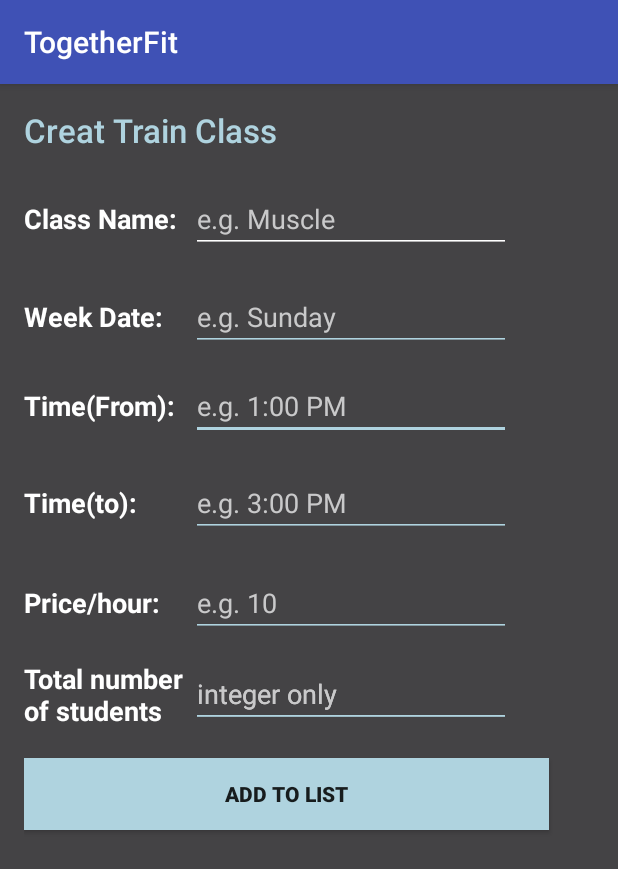
After one commit to justinLujan716/TogetherFit, an Android app: the TrainerCreateClass screen opened directly, with no data from a screen before it, on a phone screen of 412 x 824 dp. The commit adds this screen. Shown: the top 869 px of the screen. Run offline under Robolectric (Android 15) with nearby library versions, the phone set to English and light mode, and no system bars; our stand-ins replace Firebase (no records; nobody signed in at launch, a user with empty details on screens opened directly).

Commit message:
Add feature createClass of trainer dashboard

```diff
--- a/app/src/main/AndroidManifest.xml
+++ b/app/src/main/AndroidManifest.xml
@@ -39,7 +39,10 @@
         <activity android:name=".TrainerRegistrationAdd" />
         <activity android:name=".ChatRoom" />
         <activity android:name=".LiveChat"/>
+        <activity android:name=".TrainerCreateClass"/>
         <activity android:name=".FindTrainer" />
+        <!--create class-->
+
         <!--
              The API key for Google Maps-based APIs is defined as a string resource.
              (See the file "res/values/google_maps_api.xml").
--- /dev/null
+++ b/app/src/main/java/com/example/heem/togetherfit/TrainerCreateClass.java
@@ -0,0 +1,73 @@
+package com.example.heem.togetherfit;
+
+import android.content.Intent;
+import android.os.Bundle;
+import android.support.v7.app.AppCompatActivity;
+import android.widget.Button;
+import android.view.View;
+import android.widget.EditText;
+import android.widget.Toast;
+
+import com.google.firebase.auth.FirebaseAuth;
+import com.google.firebase.database.DatabaseReference;
+import com.google.firebase.database.FirebaseDatabase;
+
+/**
+ * Created by Administrator on 11/16/16.
+ */
+
+
+public class TrainerCreateClass extends AppCompatActivity {
+
+    private EditText className, weekDate, timeFrom, timeTo, price, capacity;
+    private Button btn;
+    private FirebaseAuth auth;
+    private DatabaseReference mRef;
+    //private ArrayAdapter<String> adapter;
+    //private Spinner FitnessType;
+
+    @Override
+    protected void onCreate(Bundle savedInstanceState) {
+        super.onCreate(savedInstanceState);
+        setContentView(R.layout.activity_create_class);
+
+        //Get Firebase auth instance
+        auth = FirebaseAuth.getInstance();
+        //load data
+        btn = (Button) findViewById(R.id.button2);
+        className = (EditText) findViewById(R.id.creatClassContent);
+        weekDate = (EditText) findViewById(R.id.editTextDate);
+        timeFrom = (EditText) findViewById(R.id.editTextFromTime);
+        timeTo = (EditText) findViewById(R.id.editTextToTime);
+        price = (EditText) findViewById(R.id.editTextDes);
+        capacity = (EditText) findViewById(R.id.editText6);
+        //FitnessType = (Spinner) findViewById(R.id.Type_spinner);
+
+        btn.setOnClickListener(new View.OnClickListener() {
+            @Override
+            public void onClick(View v) {
+
+                String uid = auth.getCurrentUser().getUid();
+                try {
+                    mRef = FirebaseDatabase.getInstance()
+                            .getReferenceFromUrl("https://togetherfit-148901.firebaseio.com/CreatedClass");
+                    DatabaseReference mRefChild = mRef.child(className.getText().toString().trim());
+                    DatabaseReference mRefChildEmail1 = mRefChild.child("Trainer");
+                    mRefChildEmail1.setValue(uid);
+                    DatabaseReference mRefChildEmail2 = mRefChild.child("WeekDate");
+                    mRefChildEmail2.setValue(weekDate.getText().toString().trim());
+                    DatabaseReference mRefChildEmail3 = mRefChild.child("Time");
+                    mRefChildEmail3.setValue((timeFrom.getText().toString().trim() + " to " + timeTo.getText().toString().trim()));
+                    DatabaseReference mRefChildEmail4 = mRefChild.child("Price");
+                    mRefChildEmail4.setValue(price.getText().toString().trim());
+                    DatabaseReference mRefChildEmail5 = mRefChild.child("Capacity");
+                    mRefChildEmail5.setValue(capacity.getText().toString().trim());
+                }catch (Exception e)
+                {
+                    Toast.makeText(TrainerCreateClass.this, "Failed to create a class", Toast.LENGTH_SHORT).show();
+                }
+                startActivity(new Intent(TrainerCreateClass.this, TrainerDashboard.class));
+            }
+        });
+    }
+}
--- a/app/src/main/java/com/example/heem/togetherfit/TrainerDashboard.java
+++ b/app/src/main/java/com/example/heem/togetherfit/TrainerDashboard.java
@@ -10,6 +10,7 @@ public class TrainerDashboard extends AppCompatActivity {
 
     //Variables
     Button findplacebtn;
+    Button createclass;
      private Button launchChat;
 
     @Override
@@ -23,6 +24,17 @@ public class TrainerDashboard extends AppCompatActivity {
             public void onClick(View v) {
                 // the name of the receiving activity is declared in the Intent Constructor
                 Intent intent = new Intent(TrainerDashboard.this, FindPlaceTrainer.class);
+                //start the activity
+                startActivity(intent);
+            }
+        });
+        //Create class button
+        createclass = (Button) findViewById(R.id.createclassbutton);
+        createclass.setOnClickListener(new View.OnClickListener() {
+            @Override
+            public void onClick(View v) {
+                // the name of the receiving activity is declared in the Intent Constructor
+                Intent intent = new Intent(TrainerDashboard.this, TrainerCreateClass.class);
                 //start the activity
                 startActivity(intent);
             }
--- /dev/null
+++ b/app/src/main/res/layout/activity_create_class.xml
@@ -0,0 +1,227 @@
+<?xml version="1.0" encoding="utf-8"?>
+<RelativeLayout xmlns:android="http://schemas.android.com/apk/res/android"
+    xmlns:tools="http://schemas.android.com/tools"
+    android:orientation="vertical"
+    android:layout_width="match_parent"
+    android:layout_height="match_parent"
+    android:paddingBottom="@dimen/activity_vertical_margin"
+    android:paddingLeft="@dimen/activity_horizontal_margin"
+    android:paddingRight="@dimen/activity_horizontal_margin"
+    android:paddingTop="@dimen/activity_vertical_margin"
+    android:weightSum="1"
+    android:background="@drawable/backgroundsec">
+
+    <TextView
+        android:text="Week Date:"
+        android:layout_width="wrap_content"
+        android:layout_height="wrap_content"
+        android:textColor="#ffffff"
+        android:textSize="18dp"
+        android:textStyle="bold"
+        android:id="@+id/textView3"
+        android:layout_marginTop="30dp"
+        android:layout_below="@+id/creatClassContent"
+        android:layout_alignParentLeft="true"
+        android:layout_alignParentStart="true" />
+
+    <TextView
+        android:text="Class Name:"
+        android:layout_width="match_parent"
+        android:layout_height="wrap_content"
+        android:textColor="#ffffff"
+        android:textSize="18dp"
+        android:textStyle="bold"
+        android:id="@+id/textView"
+        android:layout_weight="0.06"
+        android:layout_marginTop="32dp"
+        android:layout_below="@+id/textView2"
+        android:layout_alignParentLeft="true"
+        android:layout_alignParentStart="true"
+        android:layout_toStartOf="@+id/editTextFromTime"
+        android:layout_toLeftOf="@+id/editTextFromTime" />
+
+    <TextView
+        android:text="Time(From):"
+        android:layout_width="wrap_content"
+        android:layout_height="wrap_content"
+        android:textColor="#ffffff"
+        android:textSize="18dp"
+        android:textStyle="bold"
+        android:id="@+id/textView4"
+        android:layout_alignBaseline="@+id/editTextFromTime"
+        android:layout_alignBottom="@+id/editTextFromTime"
+        android:layout_alignParentLeft="true"
+        android:layout_alignParentStart="true" />
+
+    <EditText
+        android:layout_width="wrap_content"
+        android:layout_height="wrap_content"
+        android:inputType="text|textEmailAddress|time"
+        android:textColor="#ffffff"
+        android:textColorHint="#C9C9CA"
+        android:ems="10"
+        android:id="@+id/editTextFromTime"
+        android:backgroundTint="#AFD3DF"
+        android:hint="e.g. 1:00 PM"
+        android:layout_marginTop="14dp"
+        android:layout_below="@+id/editTextDate"
+        android:layout_alignLeft="@+id/editTextDate"
+        android:layout_alignStart="@+id/editTextDate" />
+
+    <TextView
+        android:text="Time(to):"
+        android:layout_width="wrap_content"
+        android:layout_height="wrap_content"
+        android:textColor="#ffffff"
+        android:textSize="18dp"
+        android:textStyle="bold"
+        android:id="@+id/textView6"
+        android:layout_below="@+id/editTextFromTime"
+        android:layout_alignParentLeft="true"
+        android:layout_alignParentStart="true"
+        android:layout_marginTop="29dp" />
+
+    <EditText
+        android:layout_width="wrap_content"
+        android:layout_height="wrap_content"
+        android:inputType="textEmailAddress|time"
+        android:textColor="#ffffff"
+        android:textColorHint="#C9C9CA"
+        android:ems="10"
+        android:id="@+id/editTextToTime"
+        android:backgroundTint="#AFD3DF"
+        android:hint="e.g. 3:00 PM"
+        android:layout_alignBaseline="@+id/textView6"
+        android:layout_alignBottom="@+id/textView6"
+        android:layout_alignLeft="@+id/editTextFromTime"
+        android:layout_alignStart="@+id/editTextFromTime" />
+
+    <TextView
+        android:text="Price/hour:"
+        android:layout_width="wrap_content"
+        android:layout_height="wrap_content"
+        android:textColor="#ffffff"
+        android:textSize="18dp"
+        android:textStyle="bold"
+        android:id="@+id/textView5"
+        android:layout_below="@+id/editTextToTime"
+        android:layout_alignParentLeft="true"
+        android:layout_alignParentStart="true"
+        android:layout_marginTop="31dp" />
+
+    <EditText
+        android:layout_width="wrap_content"
+        android:layout_height="wrap_content"
+        android:inputType="textEmailAddress|number"
+        android:textColor="#ffffff"
+        android:textColorHint="#C9C9CA"
+        android:ems="10"
+        android:id="@+id/editTextDes"
+        android:backgroundTint="#AFD3DF"
+        android:layout_alignBaseline="@+id/textView5"
+        android:layout_alignBottom="@+id/textView5"
+        android:layout_alignLeft="@+id/editTextToTime"
+        android:layout_alignStart="@+id/editTextToTime"
+        android:hint="e.g. 10" />
+
+    <TextView
+        android:text="Total number of students"
+        android:layout_width="wrap_content"
+        android:layout_height="wrap_content"
+        android:textColor="#ffffff"
+        android:textSize="18dp"
+        android:textStyle="bold"
+        android:id="@+id/textView7"
+        android:layout_marginTop="15dp"
+        android:layout_below="@+id/editTextDes"
+        android:layout_alignParentLeft="true"
+        android:layout_alignParentStart="true"
+        android:layout_toLeftOf="@+id/editTextDes"
+        android:layout_toStartOf="@+id/editTextDes" />
+
+    <EditText
+        android:layout_width="wrap_content"
+        android:layout_height="wrap_content"
+        android:inputType="textEmailAddress"
+        android:textColor="#ffffff"
+        android:textColorHint="#C9C9CA"
+        android:ems="10"
+        android:id="@+id/editText5"
+        android:backgroundTint="#AFD3DF"
+        android:hint="integer only"
+        android:layout_alignTop="@+id/textView7"
+        android:layout_toRightOf="@+id/textView7"
+        android:layout_toEndOf="@+id/textView7" />
+
+    <EditText
+        android:layout_width="wrap_content"
+        android:layout_height="wrap_content"
+        android:inputType="textEmailAddress|numberSigned"
+        android:textColor="#ffffff"
+        android:textColorHint="#C9C9CA"
+        android:ems="10"
+        android:id="@+id/editText6"
+        android:backgroundTint="#AFD3DF"
+        android:hint="integer only"
+        android:layout_alignTop="@+id/textView7"
+        android:layout_toRightOf="@+id/textView7"
+        android:layout_toEndOf="@+id/textView7" />
+
+    <EditText
+        android:layout_width="wrap_content"
+        android:layout_height="wrap_content"
+        android:backgroundTint="#ffffff"
+        android:textColor="#ffffff"
+        android:textColorHint="#C9C9CA"
+        android:id="@+id/creatClassContent"
+        android:layout_alignBaseline="@+id/textView"
+        android:layout_alignBottom="@+id/textView"
+        android:layout_toRightOf="@+id/textView"
+        android:layout_alignRight="@+id/editTextDate"
+        android:layout_alignEnd="@+id/editTextDate"
+        android:inputType="text"
+        android:hint="e.g. Muscle" />
+
+    <EditText
+        android:layout_width="wrap_content"
+        android:layout_height="wrap_content"
+        android:inputType="textEmailAddress|datetime"
+        android:textColor="#ffffff"
+        android:textColorHint="#C9C9CA"
+        android:ems="10"
+        android:id="@+id/editTextDate"
+        android:backgroundTint="#AFD3DF"
+        android:hint="e.g. Sunday"
+        android:layout_marginLeft="10dp"
+        android:layout_marginStart="10dp"
+        android:layout_alignBaseline="@+id/textView3"
+        android:layout_alignBottom="@+id/textView3"
+        android:layout_toRightOf="@+id/textView4"
+        android:layout_toEndOf="@+id/textView4" />
+
+    <TextView
+        android:text="Creat Train Class"
+        android:layout_width="wrap_content"
+        android:layout_height="wrap_content"
+        android:id="@+id/textView2"
+        android:textColor="#AFD3DF"
+        tools:textStyle="bold"
+        android:textAppearance="@style/TextAppearance.AppCompat.Title"
+        android:textSize="22dp"
+        android:layout_alignParentTop="true"
+        android:layout_alignParentLeft="true"
+        android:layout_alignParentStart="true" />
+
+    <Button
+        android:text="Add to list"
+        android:layout_width="350dp"
+        android:layout_height="wrap_content"
+        android:id="@+id/button2"
+        android:textStyle="bold"
+        android:background="#AFD3DF"
+        android:layout_below="@+id/textView7"
+        android:layout_alignParentLeft="true"
+        android:layout_alignParentStart="true"
+        android:layout_marginTop="19dp" />
+
+</RelativeLayout>
--- a/app/src/main/res/layout/activity_trainer_dashboard.xml
+++ b/app/src/main/res/layout/activity_trainer_dashboard.xml
@@ -52,7 +52,7 @@
             android:layout_centerInParent="true"
             android:layout_marginTop="105dp">
             <Button
-                android:id="@+id/creatclassbutton"
+                android:id="@+id/createclassbutton"
                 android:layout_width="75dp"
                 android:layout_height="75dp"
                 android:background="@null"/>
@@ -63,6 +63,8 @@
                 android:src="@drawable/createclass"
                 android:layout_gravity="center"/>
         </FrameLayout>
+
+
         <TextView
             android:text="Create a Class"
             android:layout_width="wrap_content"
```
